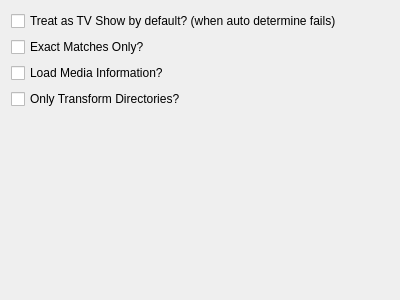
Old version of the form Preferences/UI/TransformationSettings.ui in the repository towel42-com/MediaManager.
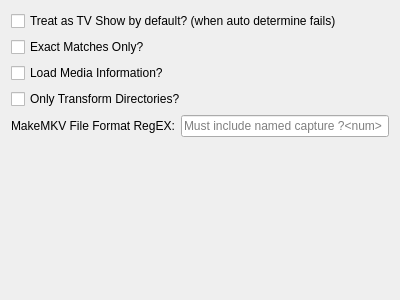
New version of the form.

Commit message: Added ui support for MakeMKV format

Patch:
```diff
--- a/Preferences/UI/TransformationSettings.ui
+++ b/Preferences/UI/TransformationSettings.ui
@@ -42,6 +42,24 @@
      </property>
     </widget>
    </item>
+   <item>
+    <layout class="QHBoxLayout" name="horizontalLayout">
+     <item>
+      <widget class="QLabel" name="label">
+       <property name="text">
+        <string>MakeMKV File Format RegEX:</string>
+       </property>
+      </widget>
+     </item>
+     <item>
+      <widget class="QLineEdit" name="rippedWithMKVRegEX">
+       <property name="placeholderText">
+        <string>Must include named capture ?&lt;num&gt;</string>
+       </property>
+      </widget>
+     </item>
+    </layout>
+   </item>
    <item>
     <spacer name="verticalSpacer_7">
      <property name="orientation">
```
The commit also changes 2 other files.
